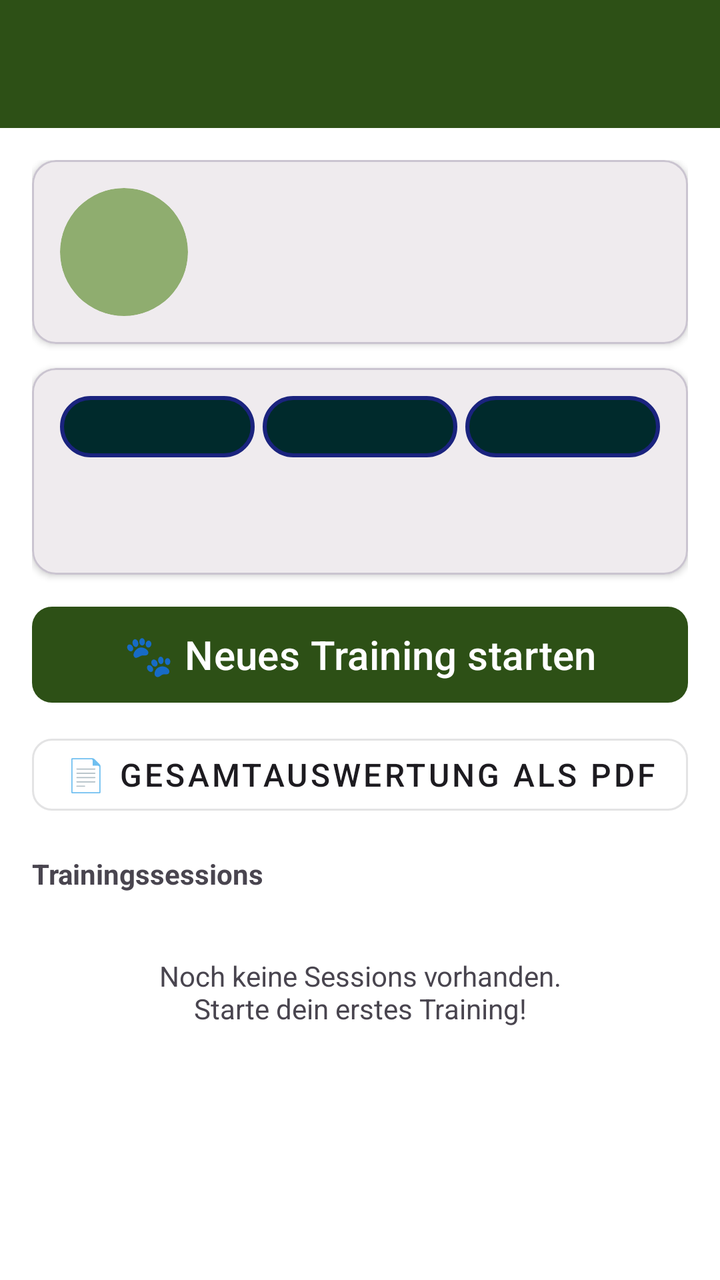
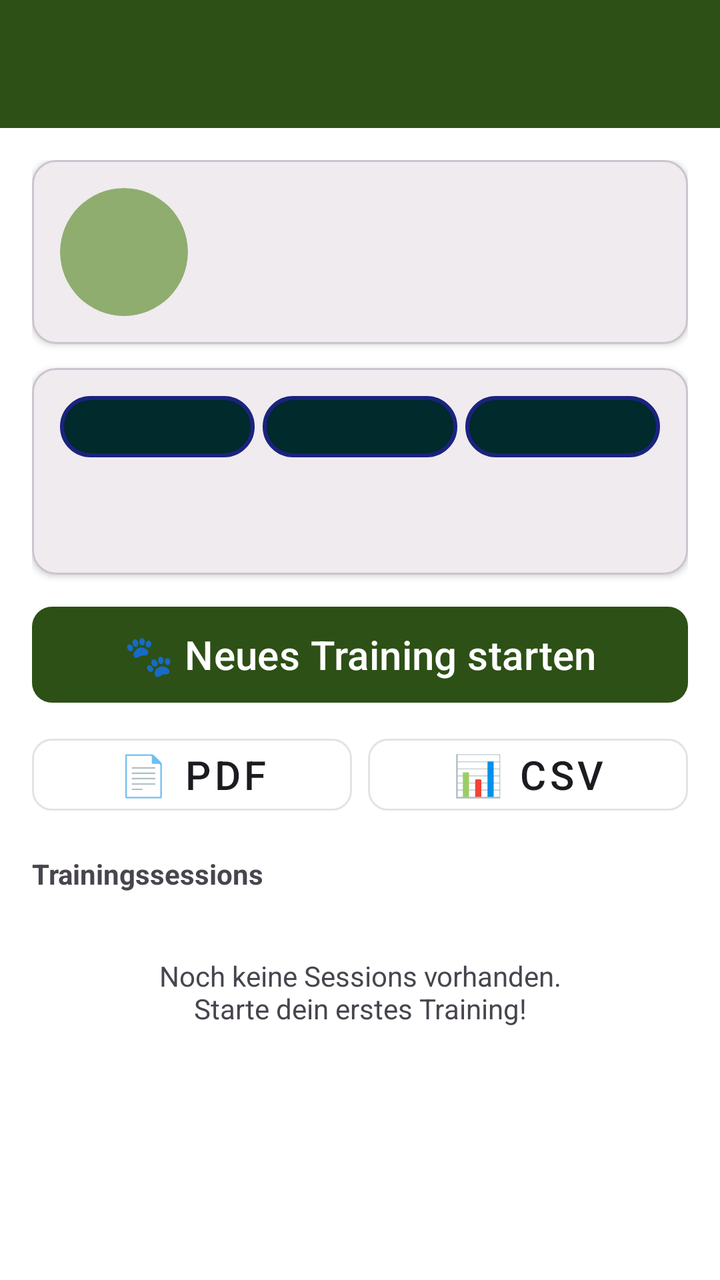

Screens rendered from an Android XML layout before and after an edit, with the pre-edit source and the edit as a unified diff.
<!-- AndroidManifest.xml: activity theme Theme.HundeWildnis -->
<!-- res/layout/activity_nasenarbeit_hund.xml -->
<?xml version="1.0" encoding="utf-8"?>
<androidx.coordinatorlayout.widget.CoordinatorLayout
    xmlns:android="http://schemas.android.com/apk/res/android"
    xmlns:app="http://schemas.android.com/apk/res-auto"
    android:layout_width="match_parent"
    android:layout_height="match_parent">

    <com.google.android.material.appbar.AppBarLayout
        android:id="@+id/appbar"
        android:layout_width="match_parent"
        android:layout_height="wrap_content">
        <androidx.appcompat.widget.Toolbar
            android:id="@+id/toolbar"
            android:layout_width="match_parent"
            android:layout_height="?attr/actionBarSize"
            android:background="?attr/colorPrimary"
            android:theme="@style/ThemeOverlay.AppCompat.Dark.ActionBar"/>
    </com.google.android.material.appbar.AppBarLayout>

    <androidx.core.widget.NestedScrollView
        android:layout_width="match_parent"
        android:layout_height="match_parent"
        app:layout_behavior="@string/appbar_scrolling_view_behavior">

        <LinearLayout
            android:layout_width="match_parent"
            android:layout_height="wrap_content"
            android:orientation="vertical"
            android:padding="16dp">

            
            <com.google.android.material.card.MaterialCardView
                android:layout_width="match_parent"
                android:layout_height="wrap_content"
                android:layout_marginBottom="12dp"
                app:cardCornerRadius="12dp"
                app:cardElevation="2dp">
                <LinearLayout
                    android:layout_width="match_parent"
                    android:layout_height="wrap_content"
                    android:orientation="horizontal"
                    android:padding="14dp"
                    android:gravity="center_vertical">
                    <ImageView
                        android:id="@+id/ivDogPhoto"
                        android:layout_width="64dp"
                        android:layout_height="64dp"
                        android:scaleType="centerCrop"
                        android:background="@drawable/icon_circle_bg"
                        android:clipToOutline="true"
                        android:layout_marginEnd="14dp"/>
                    <LinearLayout
                        android:layout_width="0dp"
                        android:layout_height="wrap_content"
                        android:layout_weight="1"
                        android:orientation="vertical">
                        <TextView
                            android:id="@+id/tvDogName"
                            android:layout_width="wrap_content"
                            android:layout_height="wrap_content"
                            android:textSize="16sp"
                            android:textStyle="bold"/>
                        <TextView
                            android:id="@+id/tvDogBreed"
                            android:layout_width="wrap_content"
                            android:layout_height="wrap_content"
                            android:textSize="12sp"/>
                    </LinearLayout>
                </LinearLayout>
            </com.google.android.material.card.MaterialCardView>

            
            <com.google.android.material.card.MaterialCardView
                android:layout_width="match_parent"
                android:layout_height="wrap_content"
                android:layout_marginBottom="12dp"
                app:cardCornerRadius="12dp"
                app:cardElevation="2dp">
                <LinearLayout
                    android:layout_width="match_parent"
                    android:layout_height="wrap_content"
                    android:orientation="vertical"
                    android:padding="14dp">
                    <LinearLayout
                        android:layout_width="match_parent"
                        android:layout_height="wrap_content"
                        android:orientation="horizontal"
                        android:layout_marginBottom="8dp">
                        <TextView
                            android:id="@+id/tvStatV"
                            android:layout_width="0dp"
                            android:layout_height="wrap_content"
                            android:layout_weight="1"
                            android:textSize="11sp"
                            android:textColor="#FFFFFF"
                            android:textAlignment="center"
                            android:background="@drawable/info_badge_bg"
                            android:padding="8dp"
                            android:layout_marginEnd="4dp"/>
                        <TextView
                            android:id="@+id/tvStatP"
                            android:layout_width="0dp"
                            android:layout_height="wrap_content"
                            android:layout_weight="1"
                            android:textSize="11sp"
                            android:textColor="#FFFFFF"
                            android:textAlignment="center"
                            android:background="@drawable/info_badge_bg"
                            android:padding="8dp"
                            android:layout_marginEnd="4dp"/>
                        <TextView
                            android:id="@+id/tvStatF"
                            android:layout_width="0dp"
                            android:layout_height="wrap_content"
                            android:layout_weight="1"
                            android:textSize="11sp"
                            android:textColor="#FFFFFF"
                            android:textAlignment="center"
                            android:background="@drawable/info_badge_bg"
                            android:padding="8dp"/>
                    </LinearLayout>
                    <TextView
                        android:id="@+id/tvStatGesamt"
                        android:layout_width="match_parent"
                        android:layout_height="wrap_content"
                        android:textSize="12sp"
                        android:textStyle="bold"
                        android:layout_marginBottom="4dp"/>
                    <TextView
                        android:id="@+id/tvMaxLeistung"
                        android:layout_width="match_parent"
                        android:layout_height="wrap_content"
                        android:textSize="12sp"/>
                </LinearLayout>
            </com.google.android.material.card.MaterialCardView>

            
            <com.google.android.material.button.MaterialButton
                android:id="@+id/btnNeuesTraining"
                android:layout_width="match_parent"
                android:layout_height="wrap_content"
                android:text="🐾 Neues Training starten" android:textColor="#FFFFFF"
                android:textSize="15sp"
                android:minHeight="56dp"
                app:cornerRadius="10dp"
                android:layout_marginBottom="8dp"/>

            <com.google.android.material.button.MaterialButton
                android:id="@+id/btnPdfGesamt"
                android:layout_width="match_parent"
                android:layout_height="wrap_content"
                android:text="📄 Gesamtauswertung als PDF" android:textColor="?attr/colorOnSurface"
                android:textSize="14sp"
                android:minHeight="48dp"
                app:cornerRadius="10dp"
                style="@style/Widget.MaterialComponents.Button.OutlinedButton"
                android:layout_marginBottom="16dp"/>

            
            <TextView
                android:layout_width="match_parent"
                android:layout_height="wrap_content"
                android:text="Trainingssessions"
                android:textSize="14sp"
                android:textStyle="bold"
                android:layout_marginBottom="8dp"/>

            <TextView
                android:id="@+id/tvNoSessions"
                android:layout_width="match_parent"
                android:layout_height="wrap_content"
                android:text="Noch keine Sessions vorhanden.\nStarte dein erstes Training!"
                android:textAlignment="center"
                android:padding="24dp"
                android:visibility="visible"/>

            <androidx.recyclerview.widget.RecyclerView
                android:id="@+id/rvSessions"
                android:layout_width="match_parent"
                android:layout_height="wrap_content"
                android:nestedScrollingEnabled="false"
                android:visibility="gone"/>

        </LinearLayout>
    </androidx.core.widget.NestedScrollView>

</androidx.coordinatorlayout.widget.CoordinatorLayout>
<!-- resources referenced by this layout -->
<resources>
  <!-- drawable icon_circle_bg (drawable) -->
  <?xml version="1.0" encoding="utf-8"?>
  <shape xmlns:android="http://schemas.android.com/apk/res/android"
      android:shape="oval">
  
      <solid android:color="#8fad6f" />
  
  </shape>
  <!-- drawable info_badge_bg (drawable) -->
  <?xml version="1.0" encoding="utf-8"?>
  <shape xmlns:android="http://schemas.android.com/apk/res/android"
      android:shape="rectangle">
  
      <solid android:color="#002A2C" />
  
      <corners android:radius="20dp" />
  
      <stroke
          android:width="2dp"
          android:color="#1A237E" />
  
      <padding
          android:left="12dp"
          android:right="12dp"
          android:top="6dp"
          android:bottom="6dp" />
  
  </shape>
  <style name="Theme.HundeWildnis" parent="Base.Theme.HundeWildnis" />
  <style name="Widget.App.Button" parent="Widget.Material3.Button">
          <item name="autoSizeTextType">uniform</item>
          <item name="autoSizeMinTextSize">12sp</item>
          <item name="autoSizeMaxTextSize">@dimen/text_button_large</item>
          <item name="autoSizeStepGranularity">1sp</item>
          <item name="android:maxLines">2</item>
          <item name="android:ellipsize">end</item>
          <item name="android:paddingStart">16dp</item>
          <item name="android:paddingEnd">16dp</item>
          <item name="android:minHeight">60dp</item>
      </style>
  <style name="AlertDialogTheme" parent="ThemeOverlay.Material3.MaterialAlertDialog">
          
          <item name="colorSurface">#FFFFFF</item>
  
          
          <item name="colorOnSurface">#000000</item>
          <item name="android:textColorPrimary">#000000</item>
  
          
          <item name="buttonBarPositiveButtonStyle">@style/DialogButtonStyle.Light</item>
          <item name="buttonBarNegativeButtonStyle">@style/DialogButtonStyle.Light</item>
          <item name="buttonBarNeutralButtonStyle">@style/DialogButtonStyle.Light</item>
  
          
          <item name="buttonBarStyle">@style/Widget.App.ButtonBar</item>
  
          
          <item name="android:buttonStyle">@style/DialogButtonStyle.Light</item>
      </style>
  <style name="Widget.App.Overflow" parent="Widget.AppCompat.ActionButton.Overflow">
          <item name="android:src">@drawable/ic_menu_hamburger</item>
      </style>
  <dimen name="text_button_large">20sp</dimen>
  <style name="DialogButtonStyle.Light" parent="Widget.Material3.Button.TextButton.Dialog">
          
          <item name="android:textColor">#2d5016</item>
  
          
          <item name="android:textSize">13sp</item>
          <item name="android:textAllCaps">false</item>
          <item name="android:maxLines">2</item>
          <item name="android:singleLine">false</item>
          <item name="android:ellipsize">none</item>
          <item name="autoSizeTextType">uniform</item>
          <item name="autoSizeMinTextSize">10sp</item>
          <item name="autoSizeMaxTextSize">16sp</item>
  
          
          <item name="android:paddingStart">2dp</item>
          <item name="android:paddingEnd">2dp</item>
          <item name="android:minWidth">0dp</item>
          <item name="android:insetLeft">0dp</item>
          <item name="android:insetRight">0dp</item>
          <item name="android:insetTop">0dp</item>
          <item name="android:insetBottom">0dp</item>
  
          
          <item name="backgroundTint">@android:color/transparent</item>
  
          
          <item name="rippleColor">#332d5016</item>
      </style>
  <style name="Widget.App.ButtonBar" parent="Widget.AppCompat.ButtonBar.AlertDialog">
          <item name="android:padding">0dp</item>
      </style>
  <!-- drawable ic_menu_hamburger (drawable) -->
  <vector xmlns:android="http://schemas.android.com/apk/res/android"
      android:width="24dp"
      android:height="24dp"
      android:viewportWidth="24"
      android:viewportHeight="24">
      <path
          android:fillColor="#FFFFFF"
          android:pathData="M3,18h18v-2H3V18z M3,13h18v-2H3V13z M3,6v2h18V6H3z" />
  </vector>
  <!-- unchanged entries left out for length: 1 -->
</resources>

<!-- the commit's change to res/layout/activity_nasenarbeit_hund.xml (unified diff, before → after) -->
@@ -145,16 +145,38 @@
                 app:cornerRadius="10dp"
                 android:layout_marginBottom="8dp"/>
 
-            <com.google.android.material.button.MaterialButton
-                android:id="@+id/btnPdfGesamt"
-                android:layout_width="match_parent"
-                android:layout_height="wrap_content"
-                android:text="📄 Gesamtauswertung als PDF" android:textColor="?attr/colorOnSurface"
-                android:textSize="14sp"
-                android:minHeight="48dp"
-                app:cornerRadius="10dp"
-                style="@style/Widget.MaterialComponents.Button.OutlinedButton"
-                android:layout_marginBottom="16dp"/>
+            <LinearLayout
+                android:layout_width="match_parent"
+                android:layout_height="wrap_content"
+                android:orientation="horizontal"
+                android:layout_marginBottom="16dp">
+
+                <com.google.android.material.button.MaterialButton
+                    android:id="@+id/btnPdfGesamt"
+                    android:layout_width="0dp"
+                    android:layout_height="match_parent"
+                    android:layout_weight="1"
+                    android:text="📄 PDF"
+                    android:textColor="?attr/colorOnSurface"
+                    android:textSize="14sp"
+                    android:minHeight="48dp"
+                    app:cornerRadius="10dp"
+                    android:layout_marginEnd="4dp"
+                    style="@style/Widget.MaterialComponents.Button.OutlinedButton"/>
+
+                <com.google.android.material.button.MaterialButton
+                    android:id="@+id/btnCsvExport"
+                    android:layout_width="0dp"
+                    android:layout_height="match_parent"
+                    android:layout_weight="1"
+                    android:text="📊 CSV"
+                    android:textColor="?attr/colorOnSurface"
+                    android:textSize="14sp"
+                    android:minHeight="48dp"
+                    app:cornerRadius="10dp"
+                    android:layout_marginStart="4dp"
+                    style="@style/Widget.MaterialComponents.Button.OutlinedButton"/>
+            </LinearLayout>
 
             
             <TextView
